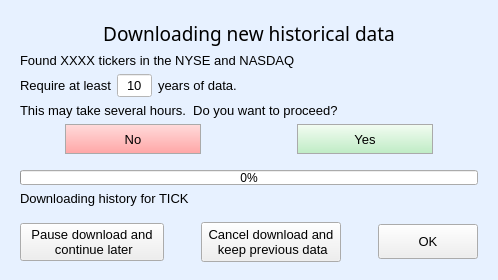
Above: Downloading_hist.ui from jabezmcc/McScreener before the change. Below: the same form after it.
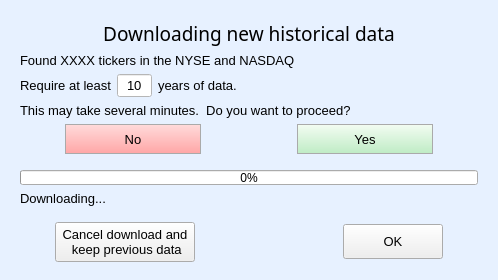
That is the form after the change.

Commit message: switch to yfinance for faster download

The edit to the form file:
```diff
--- a/Downloading_hist.ui
+++ b/Downloading_hist.ui
@@ -137,7 +137,7 @@
        </font>
       </property>
       <property name="text">
-       <string>This may take several hours.  Do you want to proceed?</string>
+       <string>This may take several minutes.  Do you want to proceed?</string>
       </property>
      </widget>
     </item>
@@ -291,7 +291,7 @@
        </font>
       </property>
       <property name="text">
-       <string>Downloading history for TICK</string>
+       <string>Downloading...</string>
       </property>
      </widget>
     </item>
@@ -309,36 +309,7 @@
      </spacer>
     </item>
     <item>
-     <layout class="QHBoxLayout" name="horizontalLayout" stretch="5,1,5,1,2">
-      <item>
-       <widget class="QPushButton" name="pauseButton">
-        <property name="minimumSize">
-         <size>
-          <width>140</width>
-          <height>35</height>
-         </size>
-        </property>
-        <property name="maximumSize">
-         <size>
-          <width>16777215</width>
-          <height>16777215</height>
-         </size>
-        </property>
-        <property name="font">
-         <font>
-          <family>Arial</family>
-          <pointsize>10</pointsize>
-         </font>
-        </property>
-        <property name="styleSheet">
-         <string notr="true"/>
-        </property>
-        <property name="text">
-         <string>Pause download and 
- continue later</string>
-        </property>
-       </widget>
-      </item>
+     <layout class="QHBoxLayout" name="horizontalLayout" stretch="1,2,4,1,1">
       <item>
        <spacer name="horizontalSpacer">
         <property name="orientation">
@@ -419,6 +390,19 @@
         </property>
        </widget>
       </item>
+      <item>
+       <spacer name="horizontalSpacer_7">
+        <property name="orientation">
+         <enum>Qt::Horizontal</enum>
+        </property>
+        <property name="sizeHint" stdset="0">
+         <size>
+          <width>40</width>
+          <height>20</height>
+         </size>
+        </property>
+       </spacer>
+      </item>
      </layout>
     </item>
    </layout>
```
The commit also changes 10 other files.
